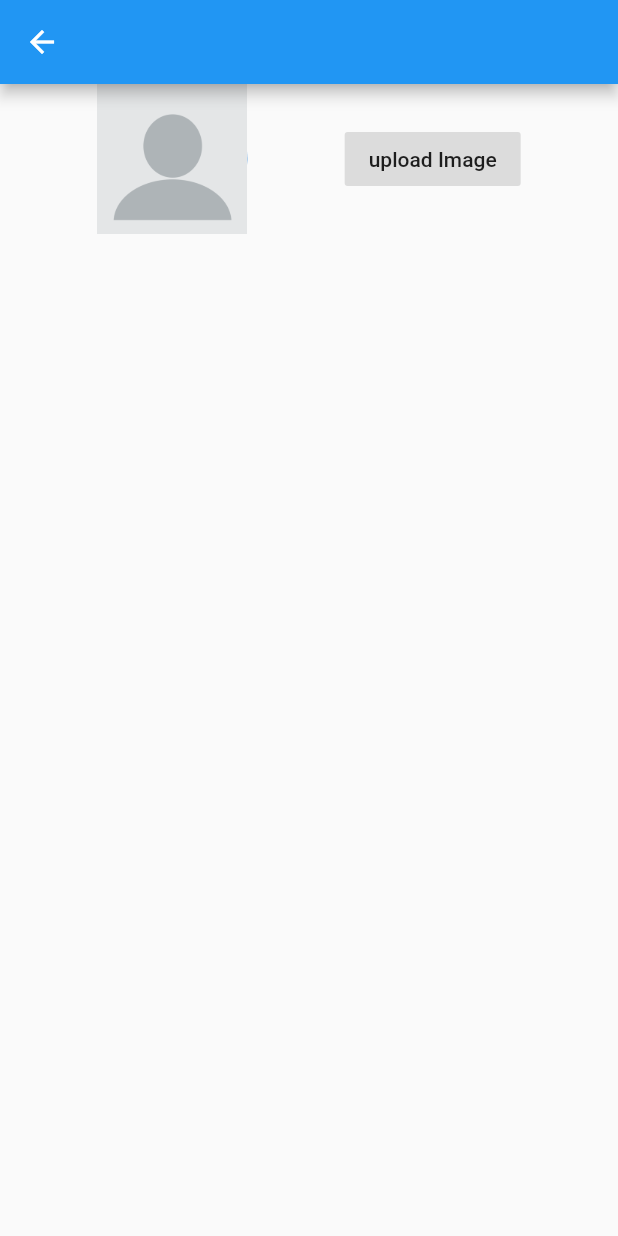
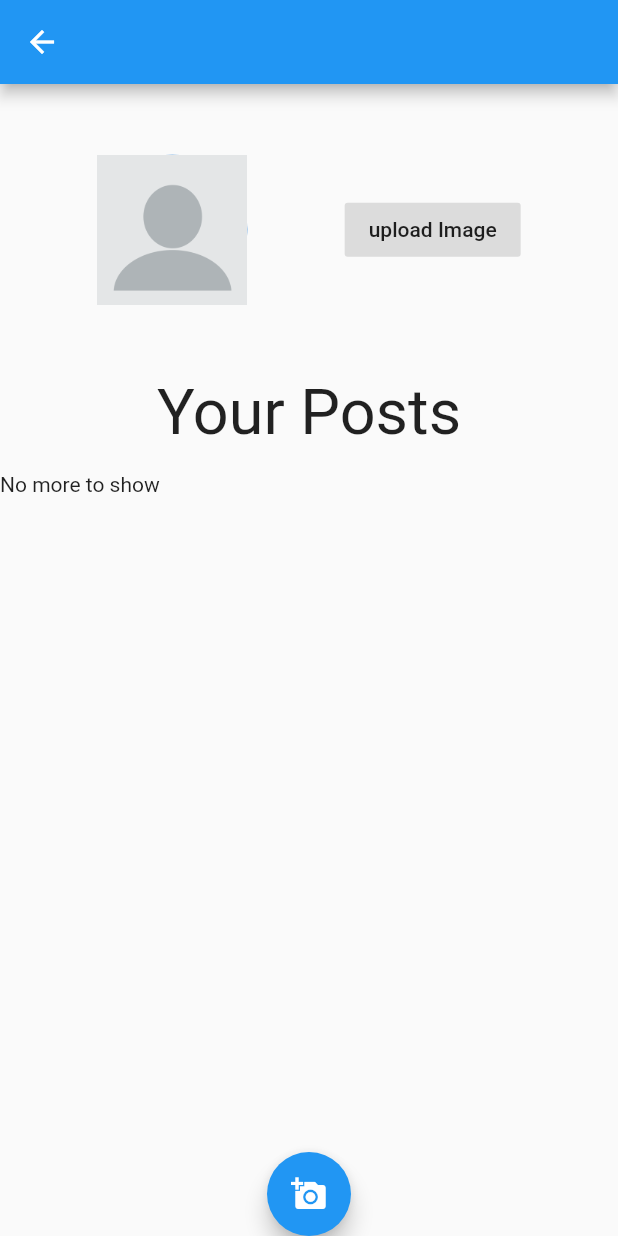
Before and after one commit to kabirnagpal/instaUpload, a Flutter app: the Profile screen opened by its route, on a phone screen of 412 x 824 dp. Run offline on Flutter 3.47's test engine with Material 2 defaults, Android fonts, the phone set to English and light mode, and no system bars; our stand-ins replace firebase_auth, firebase_storage, image_picker; accounts and stored records are empty; network calls fail.

Commit message:
add posts

```diff
--- a/ChatApp/lib/profile.dart
+++ b/ChatApp/lib/profile.dart
@@ -1,19 +1,20 @@
 import 'package:flutter/material.dart';
 import 'package:firebase_auth/firebase_auth.dart';
 import 'package:firebase_storage/firebase_storage.dart';
+import 'Posts.dart';
 
 class Profile extends StatefulWidget {
   @override
   _ProfileState createState() => _ProfileState();
 }
+
 class _ProfileState extends State<Profile> {
+
   Image _userImage = Image.asset('images/user.png');
-
 
   void trytogetImage() async{
     try{
-      StorageReference storageReference = FirebaseStorage.instance
-        .ref()
+      StorageReference storageReference = FirebaseStorage.instance.ref()
         .child('Profiles/'+title.split('.com')[0]+'.jpeg');
       String downloadAddress = await storageReference.getDownloadURL();
       setState(() {
@@ -35,21 +36,36 @@ class _ProfileState extends State<Profile> {
 
   @override
   void initState() {
+    getCurrUser();
     super.initState();
+  }
+
+  List<Widget> ele = [ Text("No more to show") ];
+
+  void addListEle(){
+    setState(() {
+    ele.insert(0,ListElements());
+    print(ele);
+    });
+
   }
 
   String title = "Welcome";
   var _auth = FirebaseAuth.instance;
   @override
   Widget build(BuildContext context) {
-    getCurrUser();
+
     trytogetImage();
+
     return Scaffold(
-
       appBar: AppBar(
         title: Text(title),
       ),
-      body: Row(
+      body: Column(
+        children: <Widget>[
+          Expanded(
+            flex: 3,
+            child: Row(
               mainAxisAlignment: MainAxisAlignment.spaceEvenly,
               children: <Widget>[
                 CircleAvatar(
@@ -59,12 +75,39 @@ class _ProfileState extends State<Profile> {
                 FlatButton(
                   color: Colors.black12,
                   onPressed: (){
+                    setState(() {
                     Navigator.pushNamed(context, '/Upload');
+                    trytogetImage();
+                    });
                   },
                   child: Text("upload Image"),
                 ),
               ],
             ),
+          ),
+          Expanded(
+            flex:1,
+            child: Text(
+              "Your Posts",
+              textScaleFactor: 3,
+            )
+          ),
+          Expanded(
+            flex:7,
+            child: ListView.builder(
+              itemCount: ele.length,
+              itemBuilder: (BuildContext context,int index){
+                return Container(child: ele[index]);
+              }
+            ),
+          ),
+          FloatingActionButton(
+            child: Icon(Icons.add_a_photo),
+            onPressed: addListEle,
+
+          )
+        ],
+      ),
     );
   }
 }
```
Also changed, not shown: ChatApp/lib/Posts.dart (added, +29 -0 lines). Lines whose indentation alone changed are shown as unchanged.
